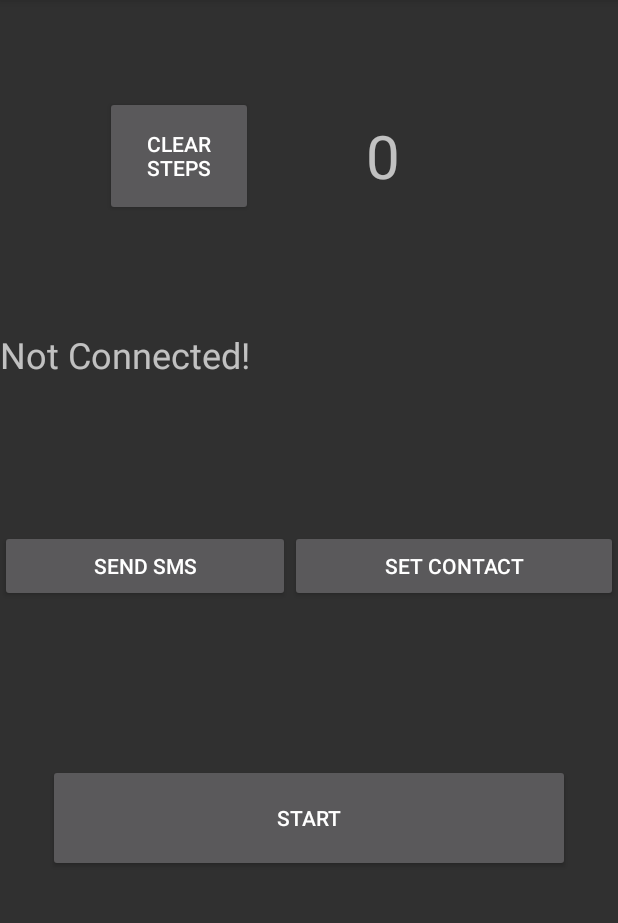
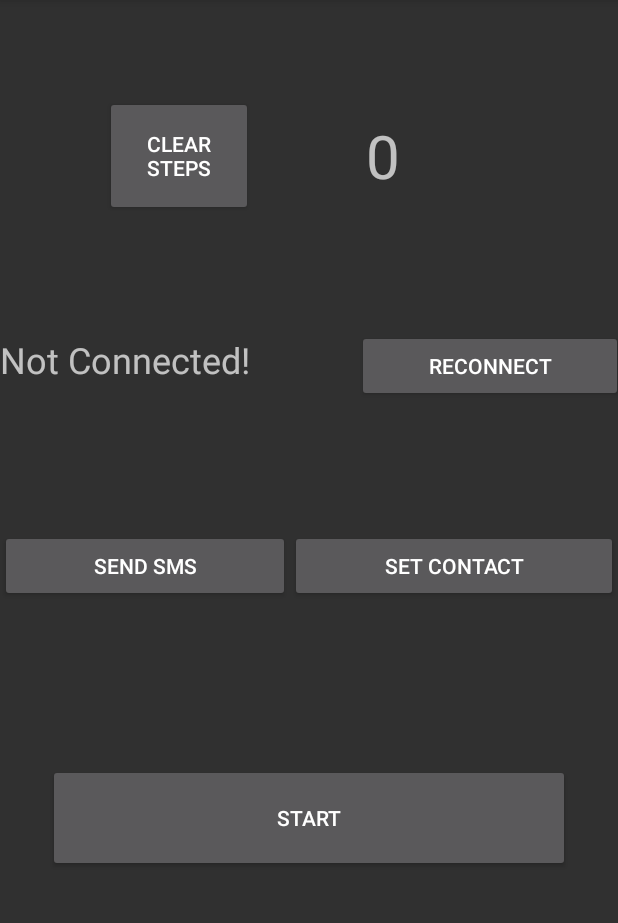
Before and after one commit to shalom2552/FallDetector, an Android app: the fragment TerminalFragment shown on its own in the app's theme, on a phone screen of 412 x 824 dp, the part 84-1007 px from its top. Run offline under Robolectric (Android 15) with nearby library versions, the phone set to English and light mode, and no system bars; libraries missing offline, so code that uses them is left out: com.chaquo.python, com.github.mikephil.charting, com.opencsv; 7 statements that could not run were skipped.

Commit message:
added reconnect button

```diff
--- a/app/src/main/java/com/example/tutorial6/TerminalFragment.java
+++ b/app/src/main/java/com/example/tutorial6/TerminalFragment.java
@@ -87,6 +87,7 @@ public class TerminalFragment extends Fragment implements ServiceConnection, Ser
     Boolean first = Boolean.TRUE;
     Boolean start = true;
     PyObject pyobj;
+    Button reconnect_btn;
 
     /*
      * Lifecycle
@@ -187,6 +188,7 @@ public class TerminalFragment extends Fragment implements ServiceConnection, Ser
         Button start_btn = view.findViewById(R.id.btn_start);
         Button clear_steps_btn = view.findViewById(R.id.btn_clear_steps);
         Button set_contact_btn = view.findViewById(R.id.btn_set_contact);
+        reconnect_btn = view.findViewById(R.id.btn_reconnect);
 
         textview_number_steps = (TextView) view.findViewById(R.id.textview_number_steps);
         textView_bt_status = view.findViewById(R.id.textview_connected_status);
@@ -240,6 +242,13 @@ public class TerminalFragment extends Fragment implements ServiceConnection, Ser
 //                startActivity(intent);
 //            }
 //        });
+
+        reconnect_btn.setOnClickListener(new View.OnClickListener() {
+            @Override
+            public void onClick(View view) {
+                Objects.requireNonNull(getActivity()).onBackPressed();
+            }
+        });
 
 
         return view;
@@ -532,6 +541,8 @@ public class TerminalFragment extends Fragment implements ServiceConnection, Ser
                 try {
                     toast("Device " + device.getName() + " Connected!");
                     textView_bt_status.setText("Device Connected!");
+                    reconnect_btn.setVisibility(View.VISIBLE);
+                    reconnect_btn.setClickable(false);
                 } catch (Exception e) {
                 }
             } else if (BluetoothAdapter.ACTION_DISCOVERY_FINISHED.equals(action)) {
--- a/app/src/main/res/layout/fragment_terminal.xml
+++ b/app/src/main/res/layout/fragment_terminal.xml
@@ -55,6 +55,13 @@
             android:textSize="24sp"
             tools:textAlignment="center" />
 
+        <Button
+            android:id="@+id/btn_reconnect"
+            android:layout_width="wrap_content"
+            android:layout_height="wrap_content"
+            android:layout_weight="1"
+            android:text="Reconnect" />
+
     </LinearLayout>
 
     <LinearLayout
```
